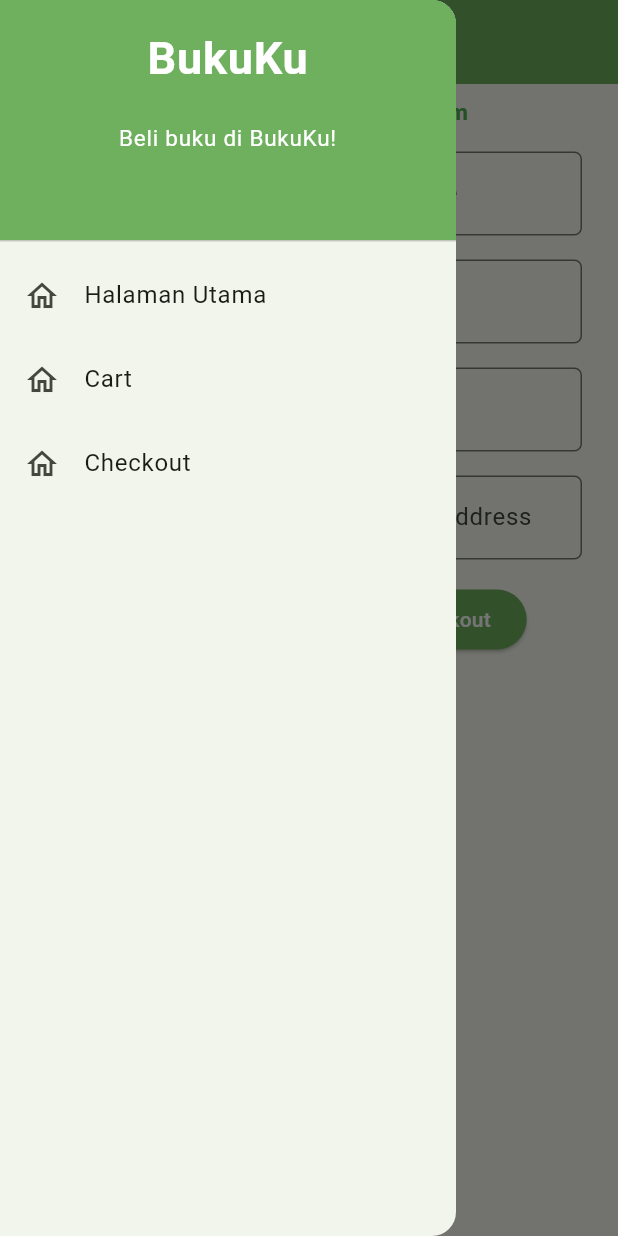
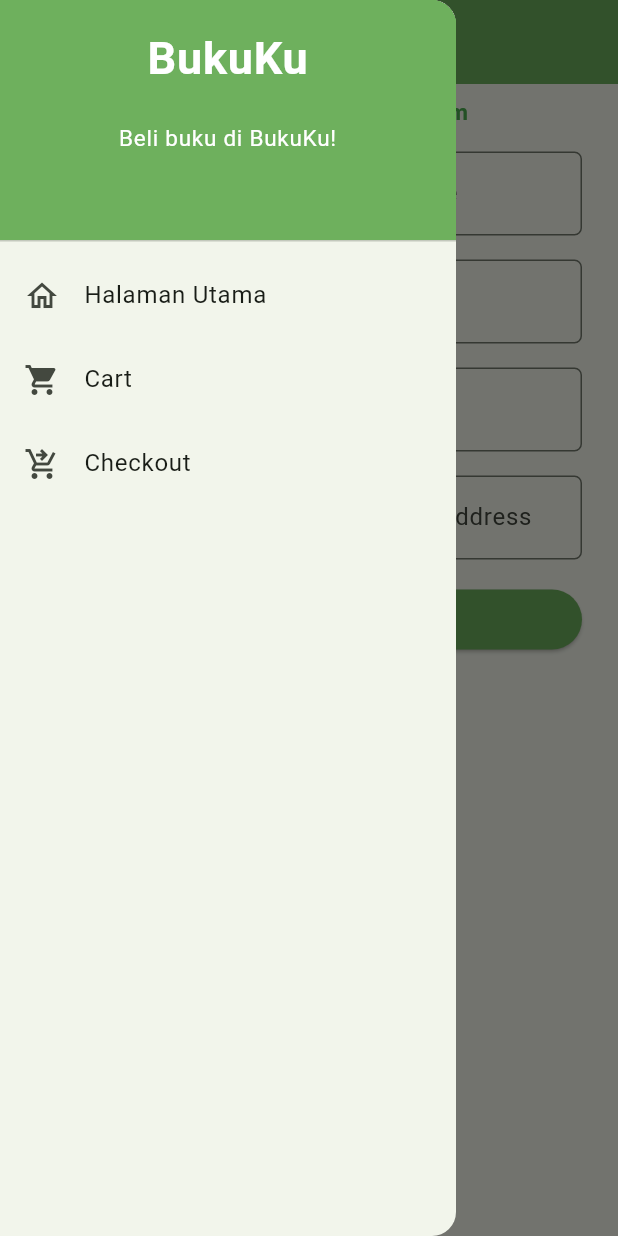
Before and after one commit to PBP-D01/BukuKu-mobile, a Flutter app: the CheckoutFormPage screen opened directly with empty values, with the side drawer open, on a phone screen of 412 x 824 dp. Run offline on Flutter 3.47's test engine with Material 3 defaults, Android fonts, the phone set to English and light mode, and no system bars; missing offline and left inert: pbp_django_auth; network calls fail.

Commit message:
fix checkout

```diff
--- a/lib/screens/checkout_form.dart
+++ b/lib/screens/checkout_form.dart
@@ -1,16 +1,15 @@
 import 'dart:convert';
 import 'package:bukuku/models/cart_model.dart';
+import 'package:bukuku/screens/cart.dart';
 import 'package:flutter/material.dart';
 import 'package:pbp_django_auth/pbp_django_auth.dart';
 import 'package:provider/provider.dart';
-import 'package:bukuku/screens/menu.dart';
 import 'package:bukuku/widgets/left_drawer.dart';
+import 'package:http/http.dart' as http;
 
 class CheckoutFormPage extends StatefulWidget {
   final int id;
-  final List<Cart> cartItems;
-  const CheckoutFormPage({Key? key, required this.id, required this.cartItems})
-      : super(key: key);
+  const CheckoutFormPage({super.key, required this.id});
 
   @override
   State<CheckoutFormPage> createState() => _CheckoutFormPageState();
@@ -22,6 +21,38 @@ class _CheckoutFormPageState extends State<CheckoutFormPage> {
   String _lastname = "";
   String _email = "";
   String _address = "";
+  List<Cart> cartItems = [];
+
+  @override
+  void initState() {
+    super.initState();
+    fetchCartItems();
+  }
+
+  Future<void> fetchCartItems() async {
+    final int id = widget.id;
+    final request = context.read<CookieRequest>();
+
+    var url = Uri.parse(
+        'https://bukuku-d01-tk.pbp.cs.ui.ac.id/cart/get-cart-flutter/');
+    var response = await http.get(
+      url,
+      headers: {"Content-Type": "application/json"},
+    );
+    var data = jsonDecode(utf8.decode(response.bodyBytes));
+
+    // Remove the local variable declaration here
+    cartItems = [];
+    for (var d in data) {
+      if (d != null && d['user'] == id) {
+        Cart cart = Cart.fromJson(d);
+        cartItems.add(cart);
+      }
+    }
+
+    // Trigger a rebuild of the widget with the updated cartItems
+    setState(() {});
+  }
 
   @override
   Widget build(BuildContext context) {
@@ -37,14 +68,74 @@ class _CheckoutFormPageState extends State<CheckoutFormPage> {
         ),
         backgroundColor: const Color.fromARGB(255, 110, 176, 93),
         foregroundColor: Colors.white,
+        leading: IconButton(
+          icon: Icon(Icons.arrow_back),
+          onPressed: () {
+            Navigator.pushReplacement(
+              context,
+              MaterialPageRoute(
+                builder: (context) => CartPage(id: id),
+              ),
+            );
+            ScaffoldMessenger.of(context).showSnackBar(
+              SnackBar(
+                content: Text('Navigating to Cart Page...'),
+              ),
+            );
+          },
+        ),
       ),
       drawer: LeftDrawer(id: id),
       body: Padding(
         padding: const EdgeInsets.only(right: 16.0),
         child: Row(
           children: [
-            Expanded(
-              child: Container(),
+            Flexible(
+              child: cartItems.isEmpty
+                  ? Center(
+                      child: Text(
+                        'Your cart is empty.',
+                        style: TextStyle(fontSize: 18.0),
+                      ),
+                    )
+                  : ListView.builder(
+                      itemCount: cartItems.length,
+                      itemBuilder: (context, index) {
+                        var cartItem = cartItems[index];
+                        return Card(
+                          elevation: 3.0,
+                          margin: const EdgeInsets.symmetric(vertical: 8.0),
+                          child: Column(
+                            children: [
+                              ListTile(
+                                title: Text(cartItem.bookTitle),
+                                subtitle: Text(
+                                    '${cartItem.bookAuthor} - Quantity: ${cartItem.bookAmount}'),
+                                leading: Image.network(cartItem.bookImg),
+                              ),
+                              Padding(
+                                padding: const EdgeInsets.all(12.0),
+                                child: Row(
+                                  children: [
+                                    const Text(
+                                      "Total",
+                                      style: TextStyle(
+                                          fontWeight: FontWeight.bold),
+                                    ),
+                                    const Spacer(),
+                                    Text(
+                                      'Rp. ${(15000 * (cartItem.bookPrice * cartItem.bookAmount)).toStringAsFixed(0)}',
+                                      style: const TextStyle(
+                                          fontWeight: FontWeight.bold),
+                                    ),
+                                  ],
+                                ),
+                              ),
+                            ],
+                          ),
+                        );
+                      },
+                    ),
             ),
             Expanded(
               flex: 1,
@@ -56,10 +147,9 @@ class _CheckoutFormPageState extends State<CheckoutFormPage> {
                     child: Text(
                       'Checkout Form',
                       style: TextStyle(
-                        fontSize: 15.0,
-                        fontWeight: FontWeight.bold,
-                        color: Colors.green,
-                      ),
+                          fontSize: 15.0,
+                          fontWeight: FontWeight.bold,
+                          color: Colors.green),
                     ),
                   ),
                   Form(
@@ -160,20 +250,6 @@ class _CheckoutFormPageState extends State<CheckoutFormPage> {
                               },
                             ),
                           ),
-                          // Display the cart items
-                          ListView.builder(
-                            shrinkWrap: true,
-                            itemCount: widget.cartItems.length,
-                            itemBuilder: (context, index) {
-                              var cartItem = widget.cartItems[index];
-                              return ListTile(
-                                title: Text(cartItem.bookTitle),
-                                subtitle:
-                                    Text('Quantity: ${cartItem.bookAmount}'),
-                                // Add more details as needed
-                              );
-                            },
-                          ),
                           Padding(
                             padding: const EdgeInsets.all(8.0),
                             child: Align(
@@ -205,6 +281,14 @@ class _CheckoutFormPageState extends State<CheckoutFormPage> {
                                           ),
                                         ),
                                       );
+
+                                      // Navigator.pushReplacement(
+                                      //   context,
+                                      //   MaterialPageRoute(
+                                      //     builder: (context) =>
+                                      //         MyHomePage(id: id),
+                                      //   ),
+                                      // );
                                     } else {
                                       ScaffoldMessenger.of(context)
                                           .showSnackBar(
@@ -250,7 +334,7 @@ class _CheckoutFormPageState extends State<CheckoutFormPage> {
                                   }
                                 },
                                 child: const Text(
-                                  "Checkout",
+                                  "Continue to Checkout",
                                   style: TextStyle(color: Colors.white),
                                 ),
                               ),
--- a/lib/widgets/left_drawer.dart
+++ b/lib/widgets/left_drawer.dart
@@ -56,7 +56,7 @@ class LeftDrawer extends StatelessWidget {
             },
           ),
           ListTile(
-            leading: const Icon(Icons.home_outlined),
+            leading: const Icon(Icons.shopping_cart),
             title: const Text('Cart'),
             // Bagian redirection ke MyHomePage
             onTap: () {
@@ -68,14 +68,14 @@ class LeftDrawer extends StatelessWidget {
             },
           ),
           ListTile(
-            leading: const Icon(Icons.home_outlined),
+            leading: const Icon(Icons.shopping_cart_checkout),
             title: const Text('Checkout'),
             // Bagian redirection ke MyHomePage
             onTap: () {
               Navigator.pushReplacement(
                   context,
                   MaterialPageRoute(
-                    builder: (context) => CheckoutFormPage(id:id, cartItems: [],),
+                    builder: (context) => CheckoutFormPage(id:id,),
                   ));
             },
           ),
```
Also changed, not shown: 1 other file.
